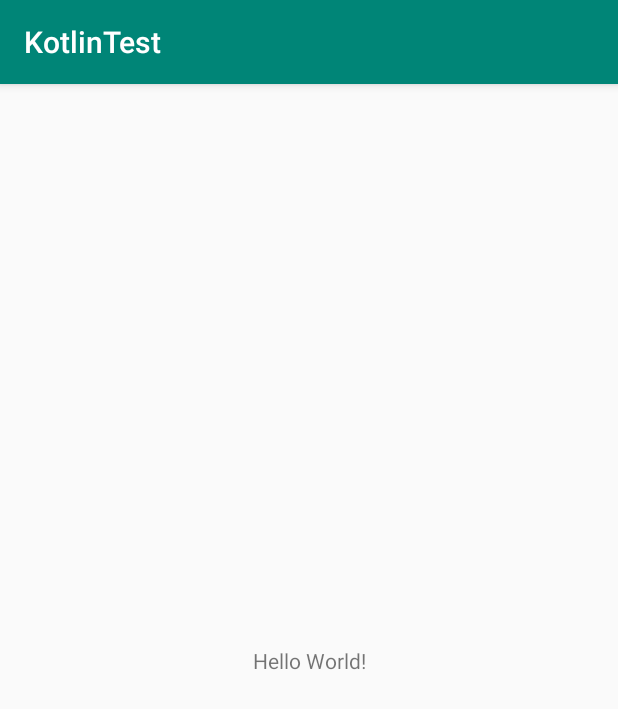
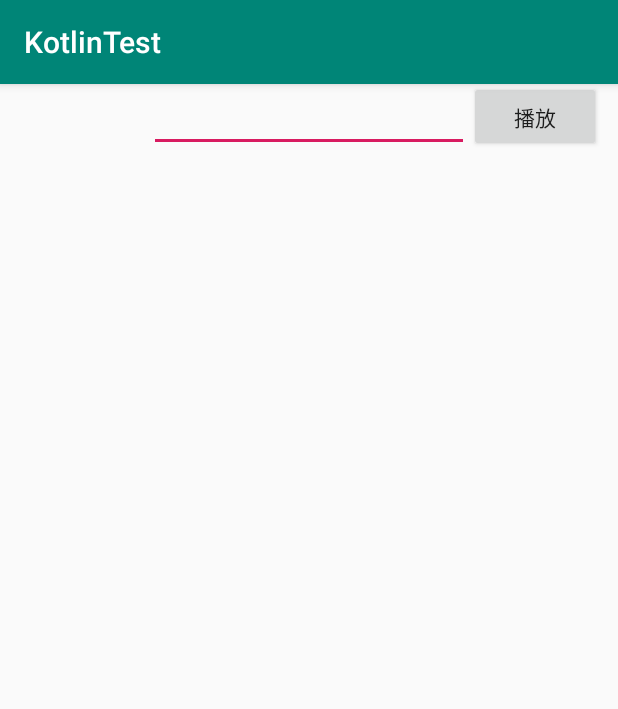
Before and after one commit to hujinqiang/KotlinTest, an Android app: the screen it shows after launch (MainActivity), on a phone screen of 412 x 824 dp. Shown: the top 709 px of the screen. Run offline under Robolectric (Android 15) with nearby library versions, the phone set to English and light mode, and no system bars.

Commit message:
音频播放

```diff
--- a/app/src/main/AndroidManifest.xml
+++ b/app/src/main/AndroidManifest.xml
@@ -1,6 +1,8 @@
 <?xml version="1.0" encoding="utf-8"?>
 <manifest xmlns:android="http://schemas.android.com/apk/res/android"
           package="com.tocel.kotlintest">
+
+    <uses-permission android:name="android.permission.READ_EXTERNAL_STORAGE"/>
 
     <application
             android:allowBackup="true"
--- /dev/null
+++ b/app/src/main/java/com/thinking/java/PrintUtil.kt
@@ -0,0 +1,3 @@
+package com.thinking.java
+
+inline fun printS(s:Any)= println(s)
--- a/app/src/main/res/layout/activity_main.xml
+++ b/app/src/main/res/layout/activity_main.xml
@@ -7,13 +7,24 @@
         android:layout_height="match_parent"
         tools:context=".MainActivity">
 
-    <TextView
-            android:layout_width="wrap_content"
-            android:layout_height="wrap_content"
-            android:text="Hello World!"
-            app:layout_constraintBottom_toBottomOf="parent"
-            app:layout_constraintLeft_toLeftOf="parent"
-            app:layout_constraintRight_toRightOf="parent"
-            app:layout_constraintTop_toTopOf="parent"/>
+        <EditText
+                android:ellipsize="end"
+                android:id="@+id/tv_msg"
+                android:layout_width="wrap_content"
+                android:layout_height="0dp"
+                android:inputType="textMultiLine"
+                android:gravity="start|top"
+                android:ems="10"
+                app:layout_constraintLeft_toLeftOf="parent"
+                app:layout_constraintRight_toRightOf="parent"
+                app:layout_constraintTop_toTopOf="parent"/>
+        <Button
+                android:text="播放"
+                app:layout_constraintBottom_toBottomOf="@id/tv_msg"
+                app:layout_constraintLeft_toRightOf="@id/tv_msg"
+                android:layout_width="wrap_content"
+                android:layout_height="wrap_content"
+                android:id="@+id/button" android:onClick="play"/>
+
 
 </android.support.constraint.ConstraintLayout>
```
Also changed, not shown: app/build.gradle (+12 -2 lines), app/src/main/java/com/data_struct/DisruptorMain.java (+2 -11 lines), app/src/main/java/com/thinking/java/StaticInitialization.java (added, +58 -0 lines), app/src/main/java/com/tocel/kotlintest/AudioStreamTest.java (added, +95 -0 lines), app/src/main/java/com/tocel/kotlintest/MainActivity.kt (+48 -2 lines), 2 other files.
